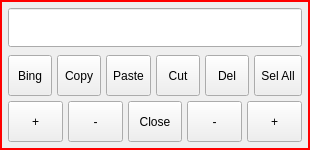
Old version of the form src/Notes/TextSelector.ui in the repository ic005k/Knot-Legacy.
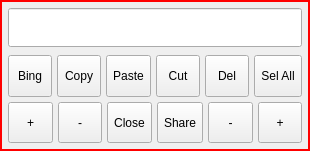
New version of the form. Icons and pictures are not drawn.

```diff
--- a/src/Notes/TextSelector.ui
+++ b/src/Notes/TextSelector.ui
@@ -7,7 +7,7 @@
     <x>0</x>
     <y>0</y>
     <width>310</width>
-    <height>150</height>
+    <height>151</height>
    </rect>
   </property>
   <property name="windowTitle">
@@ -292,6 +292,19 @@
           </property>
          </widget>
         </item>
+        <item>
+         <widget class="QToolButton" name="btnShareTxt">
+          <property name="sizePolicy">
+           <sizepolicy hsizetype="Preferred" vsizetype="Preferred">
+            <horstretch>0</horstretch>
+            <verstretch>0</verstretch>
+           </sizepolicy>
+          </property>
+          <property name="text">
+           <string>Share</string>
+          </property>
+         </widget>
+        </item>
         <item>
          <widget class="QToolButton" name="btnRight0">
           <property name="sizePolicy">
```
Left out of the diff: 22 changed lines with no effect on the pictures.
